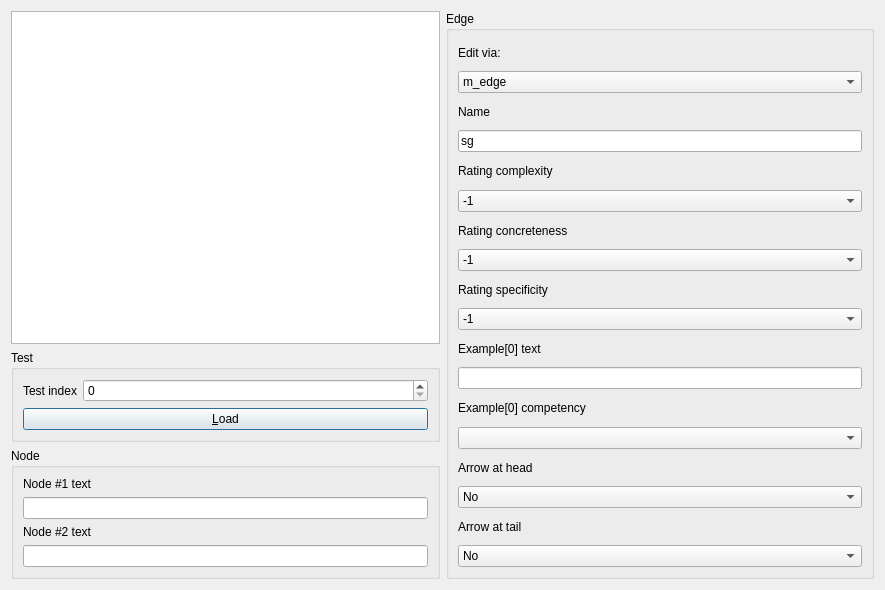
Old version of the form Tools/ToolTestConceptMap/qtconceptmaptestqtedgedialog.ui in the repository richelbilderbeek/ProjectRichelBilderbeek.
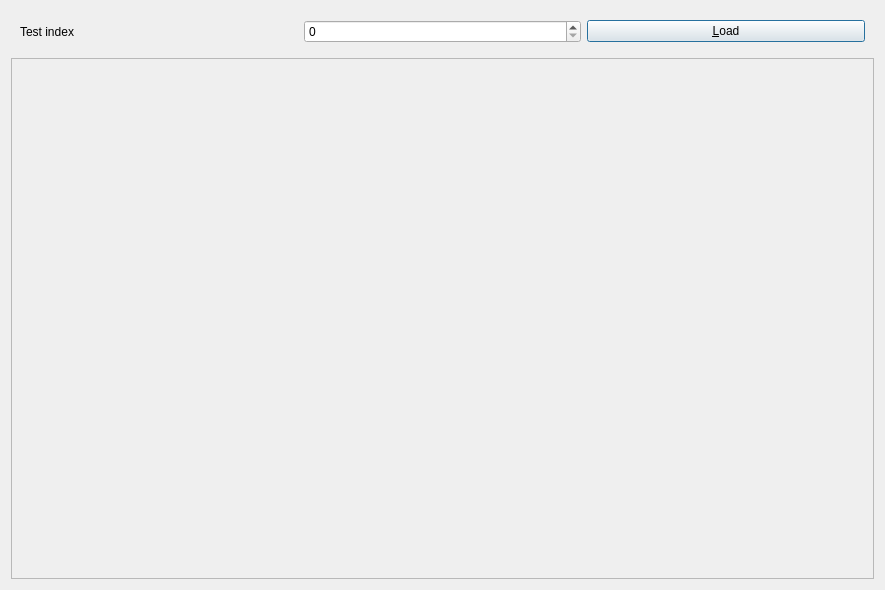
New version of the form. Custom widgets are drawn as their Qt base class.

```diff
--- a/Tools/ToolTestConceptMap/qtconceptmaptestqtedgedialog.ui
+++ b/Tools/ToolTestConceptMap/qtconceptmaptestqtedgedialog.ui
@@ -15,224 +15,19 @@
   </property>
   <layout class="QGridLayout" name="gridLayout">
    <item row="0" column="0">
-    <widget class="ribi::QtKeyboardFriendlyGraphicsView" name="view"/>
-   </item>
-   <item row="0" column="1" rowspan="3">
-    <widget class="QGroupBox" name="group_edge">
-     <property name="title">
-      <string>Edge</string>
-     </property>
-     <layout class="QVBoxLayout" name="verticalLayout">
+    <widget class="QWidget" name="widget_top" native="true">
+     <layout class="QHBoxLayout" name="horizontalLayout">
       <item>
-       <widget class="QLabel" name="label_8">
-        <property name="text">
-         <string>Edit via:</string>
-        </property>
-       </widget>
-      </item>
-      <item>
-       <widget class="QComboBox" name="box_edit">
-        <item>
-         <property name="text">
-          <string>m_edge</string>
-         </property>
-        </item>
-        <item>
-         <property name="text">
-          <string>m_edge_item-&gt;GetEdge()</string>
-         </property>
-        </item>
-       </widget>
-      </item>
-      <item>
-       <widget class="QLabel" name="label_6">
-        <property name="text">
-         <string>Name</string>
-        </property>
-       </widget>
-      </item>
-      <item>
-       <widget class="QLineEdit" name="edit_name">
-        <property name="text">
-         <string>sg</string>
-        </property>
-       </widget>
-      </item>
-      <item>
-       <widget class="QLabel" name="label_5">
-        <property name="text">
-         <string>Rating complexity</string>
-        </property>
-       </widget>
-      </item>
-      <item>
-       <widget class="QComboBox" name="box_complexity">
-        <item>
-         <property name="text">
-          <string>-1</string>
-         </property>
-        </item>
-        <item>
-         <property name="text">
-          <string>0</string>
-         </property>
-        </item>
-        <item>
-         <property name="text">
-          <string>1</string>
-         </property>
-        </item>
-        <item>
-         <property name="text">
-          <string>2</string>
-         </property>
-        </item>
-       </widget>
-      </item>
-      <item>
-       <widget class="QLabel" name="label_4">
-        <property name="text">
-         <string>Rating concreteness</string>
-        </property>
-       </widget>
-      </item>
-      <item>
-       <widget class="QComboBox" name="box_concreteness">
-        <item>
-         <property name="text">
-          <string>-1</string>
-         </property>
-        </item>
-        <item>
-         <property name="text">
-          <string>0</string>
-         </property>
-        </item>
-        <item>
-         <property name="text">
-          <string>1</string>
-         </property>
-        </item>
-        <item>
-         <property name="text">
-          <string>2</string>
-         </property>
-        </item>
-       </widget>
-      </item>
-      <item>
-       <widget class="QLabel" name="label_3">
-        <property name="text">
-         <string>Rating specificity</string>
-        </property>
-       </widget>
-      </item>
-      <item>
-       <widget class="QComboBox" name="box_specificity">
-        <item>
-         <property name="text">
-          <string>-1</string>
-         </property>
-        </item>
-        <item>
-         <property name="text">
-          <string>0</string>
-         </property>
-        </item>
-        <item>
-         <property name="text">
-          <string>1</string>
-         </property>
-        </item>
-        <item>
-         <property name="text">
-          <string>2</string>
-         </property>
-        </item>
-       </widget>
-      </item>
-      <item>
-       <widget class="QLabel" name="label_7">
-        <property name="text">
-         <string>Example[0] text</string>
-        </property>
-       </widget>
-      </item>
-      <item>
-       <widget class="QLineEdit" name="edit_example_text"/>
-      </item>
-      <item>
-       <widget class="QLabel" name="label_2">
-        <property name="text">
-         <string>Example[0] competency</string>
-        </property>
-       </widget>
-      </item>
-      <item>
-       <widget class="QComboBox" name="box_competency"/>
-      </item>
-      <item>
-       <widget class="QLabel" name="label_9">
-        <property name="text">
-         <string>Arrow at head</string>
-        </property>
-       </widget>
-      </item>
-      <item>
-       <widget class="QComboBox" name="box_arrow_head">
-        <item>
-         <property name="text">
-          <string>No</string>
-         </property>
-        </item>
-        <item>
-         <property name="text">
-          <string>Yes</string>
-         </property>
-        </item>
-       </widget>
-      </item>
-      <item>
-       <widget class="QLabel" name="label_10">
-        <property name="text">
-         <string>Arrow at tail</string>
-        </property>
-       </widget>
-      </item>
-      <item>
-       <widget class="QComboBox" name="box_arrow_tail">
-        <item>
-         <property name="text">
-          <string>No</string>
-         </property>
-        </item>
-        <item>
-         <property name="text">
-          <string>Yes</string>
-         </property>
-        </item>
-       </widget>
-      </item>
-     </layout>
-    </widget>
-   </item>
-   <item row="1" column="0">
-    <widget class="QGroupBox" name="group_test">
-     <property name="title">
-      <string>Test</string>
-     </property>
-     <layout class="QFormLayout" name="formLayout">
-      <item row="0" column="0">
        <widget class="QLabel" name="label_index">
         <property name="text">
          <string>Test index</string>
         </property>
        </widget>
       </item>
-      <item row="0" column="1">
-       <widget class="QSpinBox" name="box_index"/>
+      <item>
+       <widget class="QSpinBox" name="box_test_index"/>
       </item>
-      <item row="1" column="0" colspan="2">
+      <item>
        <widget class="QPushButton" name="button_load_test">
         <property name="text">
          <string>&amp;Load</string>
@@ -242,60 +37,25 @@
      </layout>
     </widget>
    </item>
-   <item row="2" column="0">
-    <widget class="QGroupBox" name="groupBox_3">
-     <property name="title">
-      <string>Node</string>
+   <item row="1" column="0">
+    <widget class="QScrollArea" name="scrollArea">
+     <property name="widgetResizable">
+      <bool>true</bool>
      </property>
-     <layout class="QVBoxLayout" name="verticalLayout_2">
-      <item>
-       <widget class="QLabel" name="label_node_1">
-        <property name="text">
-         <string>Node #1 text</string>
-        </property>
-       </widget>
-      </item>
-      <item>
-       <widget class="QLineEdit" name="edit_node_1"/>
-      </item>
-      <item>
-       <widget class="QLabel" name="label_node_2">
-        <property name="text">
-         <string>Node #2 text</string>
-        </property>
-       </widget>
-      </item>
-      <item>
-       <widget class="QLineEdit" name="edit_node_2"/>
-      </item>
-     </layout>
-     <zorder>label_node_1</zorder>
-     <zorder>label_node_2</zorder>
-     <zorder>edit_node_1</zorder>
-     <zorder>edit_node_2</zorder>
+     <widget class="QWidget" name="here">
+      <property name="geometry">
+       <rect>
+        <x>0</x>
+        <y>0</y>
+        <width>863</width>
+        <height>517</height>
+       </rect>
+      </property>
+     </widget>
     </widget>
    </item>
   </layout>
  </widget>
- <customwidgets>
-  <customwidget>
-   <class>ribi::QtKeyboardFriendlyGraphicsView</class>
-   <extends>QGraphicsView</extends>
-   <header>qtkeyboardfriendlygraphicsview.h</header>
-  </customwidget>
- </customwidgets>
- <tabstops>
-  <tabstop>box_edit</tabstop>
-  <tabstop>edit_name</tabstop>
-  <tabstop>box_complexity</tabstop>
-  <tabstop>box_concreteness</tabstop>
-  <tabstop>box_specificity</tabstop>
-  <tabstop>edit_example_text</tabstop>
-  <tabstop>box_competency</tabstop>
-  <tabstop>box_arrow_head</tabstop>
-  <tabstop>box_arrow_tail</tabstop>
-  <tabstop>view</tabstop>
- </tabstops>
  <resources/>
  <connections/>
 </ui>
```
